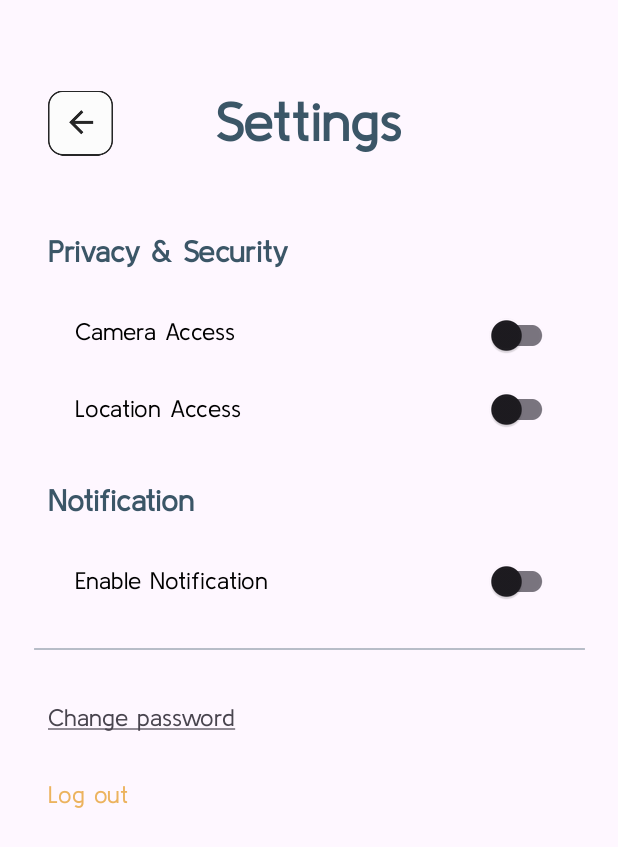
After one commit to qiting2270/Comp90018-Wanderly, an Android app: the SettingActivity screen opened directly, with no data from a screen before it, on a phone screen of 412 x 824 dp. The commit adds this screen. Shown: the top 847 px of the screen. Run offline under Robolectric (Android 15) with nearby library versions, the light colour scheme and no system bars; our stand-ins replace Firebase (no records; nobody signed in at launch, a user with empty details on screens opened directly).

Commit message:
settings UI and log out func

```diff
--- a/Wanderly/app/src/main/AndroidManifest.xml
+++ b/Wanderly/app/src/main/AndroidManifest.xml
@@ -12,6 +12,9 @@
         android:supportsRtl="true"
         android:theme="@style/Theme.Wanderly"
         tools:targetApi="31">
+        <activity
+            android:name=".SettingActivity"
+            android:exported="false" />
         <activity
             android:name=".ARActivity"
             android:exported="false" />
--- a/Wanderly/app/src/main/java/com/example/wanderly/MyProfileActivity.java
+++ b/Wanderly/app/src/main/java/com/example/wanderly/MyProfileActivity.java
@@ -63,6 +63,7 @@ public class MyProfileActivity extends AppCompatActivity {
 
     private ImageView menuHomeBtn;
     private TextView myProfileName;
+    private ImageView myProfileSetting;
     private String userLastName;
     private String userFirstName;
 
@@ -107,6 +108,7 @@ public class MyProfileActivity extends AppCompatActivity {
 */
         menuHomeBtn = findViewById(R.id.menu_homebutton);
         myProfileName = findViewById(R.id.my_profile_name);
+        myProfileSetting = findViewById(R.id.my_profile_setting);
 
         //myProfileName.setText(userFirstName + " " + userLastName);
         auth = FirebaseAuth.getInstance();
@@ -137,8 +139,16 @@ public class MyProfileActivity extends AppCompatActivity {
             }
         });
 
+        //navigate to setting page
+        myProfileSetting.setOnClickListener(new View.OnClickListener() {
+            @Override
+            public void onClick(View view) {
+                Intent intent = new Intent(MyProfileActivity.this, SettingActivity.class);
+                startActivity(intent);
+            }
+        });
 
-        //final ArrayList<String> posts_list = new ArrayList<>();
+
         // access db
         DatabaseReference reference = FirebaseDatabase.getInstance().getReference("User Information");
         reference.addValueEventListener(new ValueEventListener() {
@@ -189,50 +199,11 @@ public class MyProfileActivity extends AppCompatActivity {
 
 
 
-
             }
             @Override
             public void onCancelled(@NonNull DatabaseError error) {
             }
         });
-
-        /*
-
-        for (String url : posts_list){
-            Log.d("postList","1");
-            Log.d("postsList", url);
-            Log.d("postsList", "Starting the iteration over posts_list");
-            // display all images under posts (gridlayout).
-            ImageView imageView = new ImageView(this);
-
-            int widthInDp = 118;
-            int heightInDp = 118;
-            // Convert dp to pixels programmatically
-            int widthInPx = (int) TypedValue.applyDimension(TypedValue.COMPLEX_UNIT_DIP, widthInDp, getResources().getDisplayMetrics());
-            int heightInPx = (int) TypedValue.applyDimension(TypedValue.COMPLEX_UNIT_DIP, heightInDp, getResources().getDisplayMetrics());
-            // Create LayoutParams
-            GridLayout.LayoutParams params = new GridLayout.LayoutParams();
-            params.width = widthInPx;
-            params.height = heightInPx;
-            // Set margins (5dp converted to pixels)
-            int marginInDp = 5;
-            int marginInPx = (int) TypedValue.applyDimension(TypedValue.COMPLEX_UNIT_DIP, marginInDp, getResources().getDisplayMetrics());
-            params.setMargins(marginInPx, marginInPx, marginInPx, marginInPx);
-
-            imageView.setLayoutParams(params);
-            //load img to ImageView
-            Glide.with(this).load(url).into(imageView);
-
-            // add imageview to the grid layout
-            gridLayout.addView(imageView);
-
-        }
-
-*/
-
-
-
-
 
 
     }
--- /dev/null
+++ b/Wanderly/app/src/main/java/com/example/wanderly/SettingActivity.java
@@ -0,0 +1,52 @@
+package com.example.wanderly;
+
+import android.content.Intent;
+import android.os.Bundle;
+import android.view.View;
+import android.widget.ImageView;
+import android.widget.TextView;
+import android.widget.Toast;
+
+import androidx.activity.EdgeToEdge;
+import androidx.appcompat.app.AppCompatActivity;
+import androidx.core.graphics.Insets;
+import androidx.core.view.ViewCompat;
+import androidx.core.view.WindowInsetsCompat;
+
+import com.google.firebase.Firebase;
+import com.google.firebase.auth.FirebaseAuth;
+
+public class SettingActivity extends AppCompatActivity {
+
+    private TextView logout;
+
+    @Override
+    protected void onCreate(Bundle savedInstanceState) {
+        super.onCreate(savedInstanceState);
+        EdgeToEdge.enable(this);
+        setContentView(R.layout.activity_setting);
+
+        logout = findViewById(R.id.setting_log_out);
+
+        //back icon logic
+        ImageView backIcon = (ImageView) findViewById(R.id.back_icon);
+        backIcon.setOnClickListener(new View.OnClickListener() {
+            @Override
+            public void onClick(View view) {
+                // go back to previous activity
+                finish();
+            }
+        });
+
+        logout.setOnClickListener(new View.OnClickListener() {
+            @Override
+            public void onClick(View view) {
+                FirebaseAuth.getInstance().signOut();
+                Toast.makeText(SettingActivity.this, "You are now Logged out", Toast.LENGTH_SHORT).show();
+                Intent intent = new Intent(SettingActivity.this, StartActivity.class);
+                startActivity(intent);
+            }
+        });
+
+    }
+}
--- a/Wanderly/app/src/main/res/layout/activity_friend_profile.xml
+++ b/Wanderly/app/src/main/res/layout/activity_friend_profile.xml
@@ -21,7 +21,7 @@
                 android:id="@+id/back_icon"
                 android:layout_width="43dp"
                 android:layout_height="44dp"
-                android:layout_marginStart="24dp"
+                android:layout_marginStart="32dp"
                 android:layout_marginTop="60dp"
                 app:layout_constraintEnd_toEndOf="parent"
                 app:layout_constraintHorizontal_bias="0.0"
@@ -144,7 +144,7 @@
                 android:layout_width="43dp"
                 android:layout_height="43dp"
                 android:layout_marginTop="60dp"
-                android:layout_marginEnd="24dp"
+                android:layout_marginEnd="32dp"
                 app:layout_constraintEnd_toEndOf="parent"
                 app:layout_constraintHorizontal_bias="1.0"
                 app:layout_constraintStart_toEndOf="@+id/friend_profile_name"
--- a/Wanderly/app/src/main/res/layout/activity_home.xml
+++ b/Wanderly/app/src/main/res/layout/activity_home.xml
@@ -55,12 +55,13 @@
                 android:id="@+id/home_greeting"
                 android:layout_width="wrap_content"
                 android:layout_height="wrap_content"
+                android:layout_marginStart="40dp"
                 android:layout_marginTop="28dp"
                 android:fontFamily="@font/kulim_park"
-                android:text="Bon voyage, Neva! "
+                android:text="Bon Voyage, "
                 android:textSize="36sp"
                 app:layout_constraintEnd_toEndOf="parent"
-                app:layout_constraintHorizontal_bias="0.2"
+                app:layout_constraintHorizontal_bias="0.0"
                 app:layout_constraintStart_toStartOf="parent"
                 app:layout_constraintTop_toBottomOf="@+id/imageView8" />
 
--- a/Wanderly/app/src/main/res/layout/activity_my_profile.xml
+++ b/Wanderly/app/src/main/res/layout/activity_my_profile.xml
@@ -37,8 +37,9 @@
                 android:layout_width="43dp"
                 android:layout_height="43dp"
                 android:layout_marginTop="60dp"
+                android:layout_marginEnd="32dp"
                 app:layout_constraintEnd_toEndOf="parent"
-                app:layout_constraintHorizontal_bias="0.9"
+                app:layout_constraintHorizontal_bias="1.0"
                 app:layout_constraintStart_toEndOf="@+id/my_profile_name"
                 app:layout_constraintTop_toTopOf="parent"
                 app:srcCompat="@drawable/setting_icon" />
@@ -150,8 +151,8 @@
                 android:layout_height="wrap_content"
                 android:layout_marginTop="16dp"
                 android:fontFamily="@font/kulim_park"
+                android:text="Posts"
                 android:textSize="24sp"
-                android:text="Posts"
                 app:layout_constraintEnd_toEndOf="parent"
                 app:layout_constraintHorizontal_bias="0.06"
                 app:layout_constraintStart_toStartOf="parent"
@@ -175,14 +176,16 @@
                 app:layout_constraintTop_toBottomOf="@+id/imageView14" />
 
             <GridLayout
+                android:id="@+id/my_profile_gridLayout"
                 android:layout_width="match_parent"
                 android:layout_height="wrap_content"
-                android:id="@+id/my_profile_gridLayout"
                 android:layout_margin="15dp"
                 android:columnCount="3"
+                app:layout_constraintBottom_toBottomOf="parent"
                 app:layout_constraintEnd_toEndOf="parent"
                 app:layout_constraintStart_toStartOf="parent"
-                app:layout_constraintTop_toBottomOf="@+id/my_profile_post_text">
+                app:layout_constraintTop_toBottomOf="@+id/my_profile_post_text"
+                app:layout_constraintVertical_bias="0.0">
 
 
                 <!--                <ImageView-->
@@ -191,10 +194,6 @@
                 <!--                    android:layout_height="118dp"-->
                 <!--                    android:layout_margin="5dp"-->
                 <!--                    tools:srcCompat="@tools:sample/avatars" />-->
-
-
-
-
 
 
             </GridLayout>
--- /dev/null
+++ b/Wanderly/app/src/main/res/layout/activity_setting.xml
@@ -0,0 +1,178 @@
+<?xml version="1.0" encoding="utf-8"?>
+<androidx.constraintlayout.widget.ConstraintLayout xmlns:android="http://schemas.android.com/apk/res/android"
+    xmlns:app="http://schemas.android.com/apk/res-auto"
+    xmlns:tools="http://schemas.android.com/tools"
+    android:id="@+id/main"
+    android:layout_width="match_parent"
+    android:layout_height="match_parent"
+    tools:context=".SettingActivity">
+
+    <ImageView
+        android:id="@+id/back_icon"
+        android:layout_width="43dp"
+        android:layout_height="44dp"
+        android:layout_marginStart="32dp"
+        android:layout_marginTop="60dp"
+        app:layout_constraintEnd_toEndOf="parent"
+        app:layout_constraintHorizontal_bias="0.0"
+        app:layout_constraintStart_toStartOf="parent"
+        app:layout_constraintTop_toTopOf="parent"
+        app:srcCompat="@drawable/back_button" />
+
+
+    <TextView
+        android:id="@+id/textView5"
+        android:layout_width="wrap_content"
+        android:layout_height="wrap_content"
+        android:layout_marginTop="60dp"
+        android:fontFamily="@font/kulim_park"
+        android:text="@string/settings"
+        android:textColor="#3B5667"
+        android:textSize="36sp"
+        app:layout_constraintEnd_toEndOf="parent"
+        app:layout_constraintStart_toStartOf="parent"
+        app:layout_constraintTop_toTopOf="parent" />
+
+    <TextView
+        android:id="@+id/textView17"
+        android:layout_width="wrap_content"
+        android:layout_height="wrap_content"
+        android:layout_marginTop="52dp"
+        android:fontFamily="@font/kulim_park"
+        android:text="@string/privacy_security"
+        android:textColor="#3B5667"
+        android:textSize="20sp"
+        app:layout_constraintStart_toStartOf="@+id/back_icon"
+        app:layout_constraintTop_toBottomOf="@+id/back_icon" />
+
+    <TextView
+        android:id="@+id/textView18"
+        android:layout_width="wrap_content"
+        android:layout_height="wrap_content"
+        android:layout_marginStart="50dp"
+        android:layout_marginTop="32dp"
+        android:fontFamily="@font/kulim_park"
+        android:text="Camera Access"
+        android:textColor="@color/black"
+        android:textSize="16sp"
+        app:layout_constraintEnd_toEndOf="parent"
+        app:layout_constraintHorizontal_bias="0.0"
+        app:layout_constraintStart_toStartOf="parent"
+        app:layout_constraintTop_toBottomOf="@+id/textView17" />
+
+    <androidx.appcompat.widget.SwitchCompat
+        android:id="@+id/setting_camera_access_switch"
+        android:layout_width="wrap_content"
+        android:layout_height="wrap_content"
+        android:layout_marginTop="20dp"
+        android:layout_marginEnd="40dp"
+        android:checked="false"
+        android:text=""
+        app:layout_constraintEnd_toEndOf="parent"
+        app:layout_constraintHorizontal_bias="1.0"
+        app:layout_constraintStart_toEndOf="@+id/textView18"
+        app:layout_constraintTop_toBottomOf="@+id/textView17" />
+
+    <TextView
+        android:id="@+id/textView19"
+        android:layout_width="wrap_content"
+        android:layout_height="wrap_content"
+        android:layout_marginStart="50dp"
+        android:layout_marginTop="32dp"
+        android:fontFamily="@font/kulim_park"
+        android:text="Location Access"
+        android:textColor="@color/black"
+        android:textSize="16sp"
+        app:layout_constraintStart_toStartOf="parent"
+        app:layout_constraintTop_toBottomOf="@+id/textView18" />
+
+    <androidx.appcompat.widget.SwitchCompat
+        android:id="@+id/setting_location_access_switch"
+        android:layout_width="wrap_content"
+        android:layout_height="wrap_content"
+        android:layout_marginTop="1dp"
+        android:layout_marginEnd="40dp"
+        android:checked="false"
+        android:text=""
+        app:layout_constraintEnd_toEndOf="parent"
+        app:layout_constraintHorizontal_bias="1.0"
+        app:layout_constraintStart_toEndOf="@+id/textView19"
+        app:layout_constraintTop_toBottomOf="@+id/setting_camera_access_switch" />
+
+    <TextView
+        android:id="@+id/textView20"
+        android:layout_width="wrap_content"
+        android:layout_height="wrap_content"
+        android:layout_marginTop="40dp"
+        android:fontFamily="@font/kulim_park"
+        android:text="@string/notification"
+        android:textColor="#3B5667"
+        android:textSize="20sp"
+        app:layout_constraintStart_toStartOf="@+id/back_icon"
+        app:layout_constraintTop_toBottomOf="@+id/textView19" />
+
+    <TextView
+        android:id="@+id/textView21"
+        android:layout_width="wrap_content"
+        android:layout_height="wrap_content"
+        android:layout_marginStart="50dp"
+        android:layout_marginTop="32dp"
+        android:fontFamily="@font/kulim_park"
+        android:text="Enable Notification"
+        android:textColor="@color/black"
+        android:textSize="16sp"
+        app:layout_constraintStart_toStartOf="parent"
+        app:layout_constraintTop_toBottomOf="@+id/textView20" />
+
+
+    <androidx.appcompat.widget.SwitchCompat
+        android:id="@+id/setting_notification_switch"
+        android:layout_width="wrap_content"
+        android:layout_height="wrap_content"
+        android:layout_marginTop="18dp"
+        android:layout_marginEnd="40dp"
+        android:checked="false"
+        android:text=""
+        app:layout_constraintEnd_toEndOf="parent"
+        app:layout_constraintHorizontal_bias="1.0"
+        app:layout_constraintStart_toEndOf="@+id/textView21"
+        app:layout_constraintTop_toBottomOf="@+id/textView20" />
+
+    <ImageView
+        android:id="@+id/imageView15"
+        android:layout_width="367dp"
+        android:layout_height="8dp"
+        android:layout_marginTop="32dp"
+        app:layout_constraintBottom_toBottomOf="parent"
+        app:layout_constraintEnd_toEndOf="parent"
+        app:layout_constraintStart_toStartOf="parent"
+        app:layout_constraintTop_toBottomOf="@+id/textView21"
+        app:layout_constraintVertical_bias="0.0"
+        app:srcCompat="@drawable/line_1" />
+
+    <TextView
+        android:id="@+id/setting_change_password"
+        android:layout_width="wrap_content"
+        android:layout_height="wrap_content"
+        android:layout_marginStart="32dp"
+        android:layout_marginTop="32dp"
+        android:fontFamily="@font/kulim_park"
+        android:text="@string/change_password"
+        android:textSize="16sp"
+        app:layout_constraintStart_toStartOf="parent"
+        app:layout_constraintTop_toBottomOf="@+id/imageView15" />
+
+    <TextView
+        android:id="@+id/setting_log_out"
+        android:layout_width="wrap_content"
+        android:layout_height="wrap_content"
+        android:layout_marginStart="32dp"
+        android:layout_marginTop="32dp"
+        android:text="Log out"
+        android:textSize="16sp"
+        android:textColor="#ECB35E"
+        android:fontFamily="@font/kulim_park"
+        app:layout_constraintStart_toStartOf="parent"
+        app:layout_constraintTop_toBottomOf="@+id/setting_change_password" />
+
+</androidx.constraintlayout.widget.ConstraintLayout>
--- a/Wanderly/app/src/main/res/values/strings.xml
+++ b/Wanderly/app/src/main/res/values/strings.xml
@@ -13,5 +13,9 @@
     <string name="create_new_account">Create new account</string>
     <string name="send_code">Send Code</string>
     <string name="please_enter_your_registered_email_id"><b>Please enter your registered email ID.</b></string>
+    <string name="settings"><b>Settings</b></string>
+    <string name="privacy_security"><b><![CDATA[Privacy & Security]]></b></string>
+    <string name="notification"><b>Notification</b></string>
+    <string name="change_password"><u>Change password</u></string>
 
 </resources>
```
Lines whose indentation alone changed are shown as unchanged.
